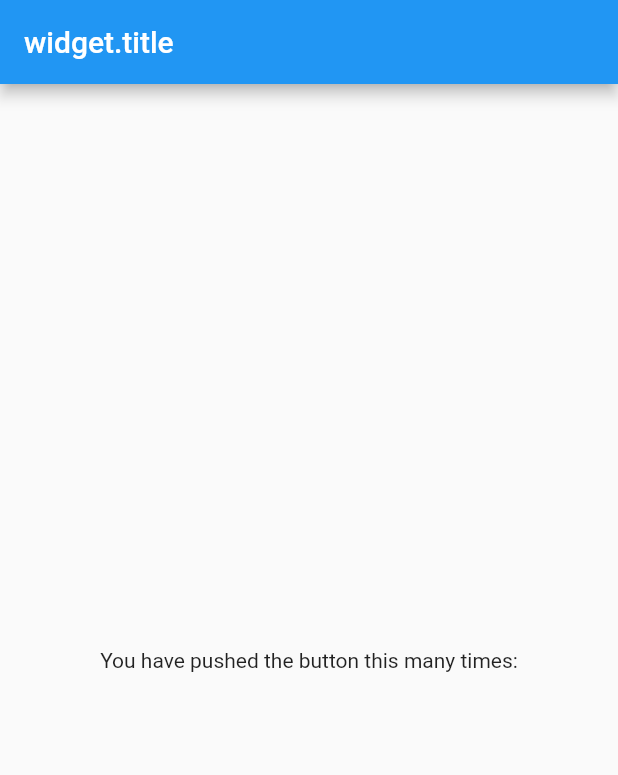
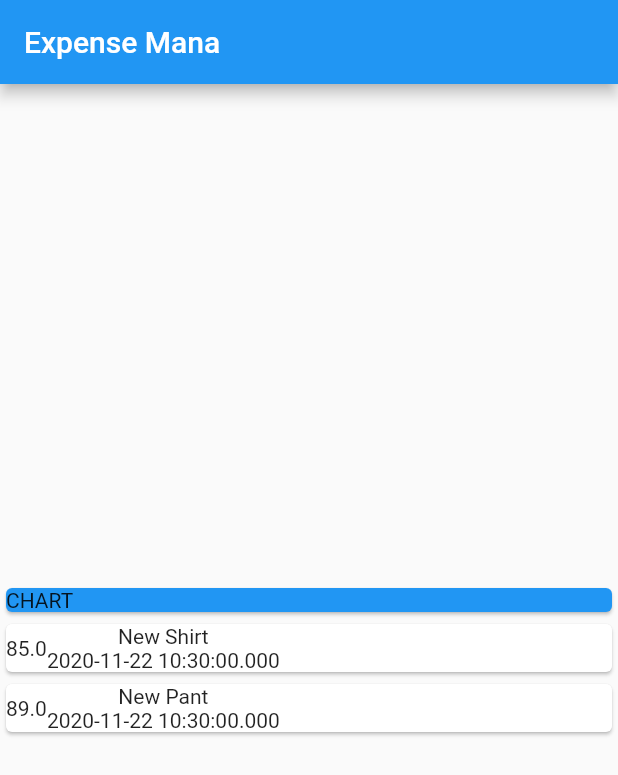
Before and after one commit to ratnesh-stack/Flutter, a Flutter app: the screen it shows after launch, on a phone screen of 412 x 824 dp. Shown: the top 775 px of the screen. Run offline on Flutter 3.47's test engine with Material 2 defaults, Android fonts, the phone set to English and light mode, and no system bars; missing offline and left inert: dart:html.

Commit message:
Flutter | Day12 | ExpenseApp transction UI added.

```diff
--- a/ExpenseManager/lib/main.dart
+++ b/ExpenseManager/lib/main.dart
@@ -1,3 +1,4 @@
+import './transaction.dart';
 import 'package:flutter/material.dart';
 
 void main() {
@@ -19,22 +20,43 @@ class MyApp extends StatelessWidget {
 }
 
 class MyHomePage extends StatelessWidget {
+  final List<Transaction> transactions = [
+    Transaction(id: 't1', date: DateTime.now(), amount: 85, title: 'New Shirt'),
+    Transaction(id: 't2', date: DateTime.now(), amount: 89, title: 'New Pant'),
+  ];
+
   @override
   Widget build(BuildContext context) {
     return Scaffold(
-      appBar: AppBar(
-        title: Text("widget.title"),
-      ),
-      body: Center(
-        child: Column(
+        appBar: AppBar(
+          title: Text("Expense Mana"),
+        ),
+        body: Column(
           mainAxisAlignment: MainAxisAlignment.center,
-          children: <Widget>[
-            Text(
-              'You have pushed the button this many times:',
+          crossAxisAlignment: CrossAxisAlignment.stretch,
+          children: [
+            Container(
+              child: Card(
+                color: Colors.blue,
+                child: Text('CHART'),
+              ),
             ),
+            Column(
+              children: transactions.map((tx) {
+                return Card(
+                    child: Row(
+                  children: [
+                    Container(
+                      child: Text(tx.amount.toString()),
+                    ),
+                    Column(
+                      children: [Text(tx.title), Text(tx.date.toString())],
+                    )
+                  ],
+                ));
+              }).toList(),
+            )
           ],
-        ),
-      ),
-    );
+        ));
   }
 }
```
Also changed, not shown: 1 other file.
